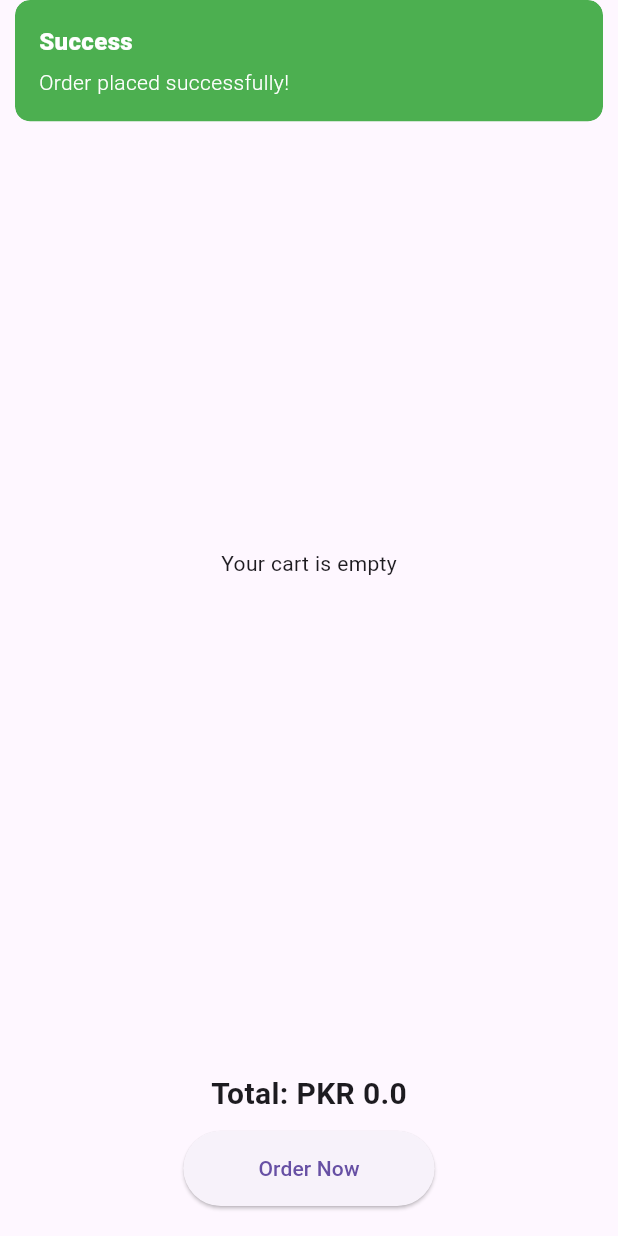
After one commit to hafsaabidsaeed/Book-and-Bite, a Flutter app: the CartPage screen opened directly, after a tap on "Order Now", on a phone screen of 412 x 824 dp. The commit adds this screen. Run offline on Flutter 3.47's test engine with Material 3 defaults, Android fonts, the phone set to English and light mode, and no system bars; our stand-ins replace animate_do, carousel_slider, cloud_firestore, file_picker, firebase_auth, firebase_core and 6 more; missing offline and left inert: flutter_image; accounts and stored records are empty.

Commit message:
Cart Screen

```diff
--- a/lib/GetVars/initial.dart
+++ b/lib/GetVars/initial.dart
@@ -1,5 +1,4 @@
 import 'dart:async';
-
 import 'package:firebase_auth/firebase_auth.dart';
 import 'package:firebase_database/firebase_database.dart';
 import 'package:flutter/material.dart';
@@ -9,11 +8,11 @@ import 'package:shared_preferences/shared_preferences.dart';
 class GetVars extends GetxController {
   var isSeller = false;
   var isLoading = false;
-  var uID = "";
-  var currentUserName = "";
+  var uID = "";                          //user ID
+  var currentUserName = "";              // username
   final FirebaseAuth auth = FirebaseAuth.instance;
   String currentTimeStatus = 'Good Morning';
-  RxString currentTime = ''.obs;
+  RxString currentTime = ''.obs;          //current time
   Map sellerData = {};
   List menuData = [];
   // final Future<SharedPreferences> _prefs = SharedPreferences.getInstance();
@@ -33,6 +32,7 @@ class GetVars extends GetxController {
     isLoad = val;
     update();
   }
+
 
   void updateTime() {
     final now = DateTime.now();
@@ -105,7 +105,7 @@ class GetVars extends GetxController {
       }
       update();
     } catch (e) {
-      print("${e}");
+      // print("${e}");
       // scaffoldMsg(context, "Check Internet Connection !");
     }
   }
@@ -130,17 +130,6 @@ class GetVars extends GetxController {
   }
 
   void isSellerChange(bool val) async {
-    // isSeller = val;
-    // final prefs = await SharedPreferences.getInstance();
-    // await prefs.setBool('isTrue', isSeller);
-    // final storedValue = prefs.getBool('isTrue');
-    // if (storedValue != null) {
-    //   isSeller = storedValue;
-    //   update();
-    // }
-    // print(isSeller);
-    // print(storedValue);
-    // update();
     isSeller = val;
     final prefs = await SharedPreferences.getInstance();
     await prefs.setBool('isTrue', isSeller);
--- a/lib/GetVars/myOrders.dart
+++ b/lib/GetVars/myOrders.dart
@@ -12,7 +12,6 @@ class MyOrdersGx extends GetxController {
     GetVarsCtrl.isLoadingChange(true);
     myOrders();
     super.onInit();
-
     GetVarsCtrl.isLoadingChange(false);
   }
 
@@ -29,10 +28,10 @@ class MyOrdersGx extends GetxController {
       ordersData.clear();
       ordersData.addAll(gotData["Orders"].values.toList());
       ordersData.toSet();
-      print("yhi h orders ************  ${ordersData}");
+      // print("yhi h orders ************  ${ordersData}");
       update();
     } catch (e) {
-      print("${e}");
+      // print("${e}");
     }
     update();
 
--- a/lib/Screens/Seller_Sc/remain_sc.dart
+++ b/lib/Screens/Seller_Sc/remain_sc.dart
@@ -28,11 +28,14 @@ class Remain_Sc extends StatelessWidget {
                   bottomRight: Radius.circular(50))),
           child: Row(
             children: [
+
+              //go back
               IconButton(
                   onPressed: () {
                     Get.back();
                   },
                   icon: const Icon(Icons.arrow_back_ios_new_rounded)),
+
               SizedBox(
                 width: Get.width / 1.2,
                 // color: Colors.red,
@@ -58,15 +61,13 @@ class Remain_Sc extends StatelessWidget {
             ],
           ),
         ),
-        // SizedBox(
-        //   height: 05,
-        // ),
+
         const Row(
           children: [
             Padding(
               padding: EdgeInsets.only(left: 15.0),
               child: Text(
-                "Your these customers are waiting ...",
+                "Your these customers are waiting ",
                 style: TextStyle(
                     fontSize: 15,
                     color: Colors.grey,
@@ -75,12 +76,13 @@ class Remain_Sc extends StatelessWidget {
             ),
           ],
         ),
+
         const SizedBox(
           height: 10,
         ),
+
         GetBuilder<MenuControllerData>(builder: (mC) {
           return SizedBox(
-            // color: Colors.red,
             height: Get.height / 1.2,
             child: mC.ordersData.isNotEmpty
                 ? ListView.builder(
--- /dev/null
+++ b/lib/Screens/cart/cart_page.dart
@@ -0,0 +1,173 @@
+import 'package:flutter/material.dart';
+import 'package:firebase_database/firebase_database.dart';
+import 'package:get/get.dart';
+import '../display_product.dart';
+import 'package:secondevaluation/GetVars/initial.dart';
+import 'package:secondevaluation/Loader/loader.dart';
+
+class CartPage extends StatefulWidget {
+  @override
+  _CartPageState createState() => _CartPageState();
+}
+
+class _CartPageState extends State<CartPage> {
+  final GetVars GetVarsCtrl = Get.put(GetVars());
+
+  void _incrementQuantity(int index) {
+    setState(() {
+      globalOrderList[index]['quantity']++;
+    });
+  }
+
+  void _decrementQuantity(int index) {
+    setState(() {
+      if (globalOrderList[index]['quantity'] > 1) {
+        globalOrderList[index]['quantity']--;
+      }
+    });
+  }
+
+  double _calculateTotalPrice() {
+    double total = 0.0;
+    for (var order in globalOrderList) {
+      total += double.parse(order['price']) * order['quantity'];
+    }
+    return total;
+  }
+
+  void _placeOrder() async {
+    DateTime now = DateTime.now();
+    String formattedDate = '${now.day}-${now.month}-${now.year}';
+    final _databaseReference = FirebaseDatabase.instance.reference();
+
+    for (var order in globalOrderList) {
+      final Map<String, dynamic> data = {
+        'csName': "${GetVarsCtrl.currentUserName}",
+        'time': "${GetVarsCtrl.currentTime}",
+        'date': "${formattedDate}",
+        'price': "${order['price']}",
+        "uID": GetVarsCtrl.auth.currentUser!.uid,
+        "status": "pending",
+        "item": "${order['name']}"
+      };
+
+      final Map<String, dynamic> userPersonalData = {
+        'csName': "${GetVarsCtrl.currentUserName}",
+        'time': "${GetVarsCtrl.currentTime}",
+        'date': "${formattedDate}",
+        'price': "${order['price']}",
+        "uID": GetVarsCtrl.auth.currentUser!.uid,
+        "status": "pending",
+        "item": "${order['name']}"
+      };
+
+      final DatabaseReference sellerRef =
+      _databaseReference.child('Sellers').child(GetVarsCtrl.auth.currentUser!.uid);
+      await sellerRef
+          .child('Orders')
+          .child("${order['name'] + GetVarsCtrl.auth.currentUser!.uid}")
+          .set(data);
+
+      final _databaseReferencePersonal = FirebaseDatabase.instance.reference();
+      final DatabaseReference sellerRefPersonal = _databaseReferencePersonal
+          .child('Sellers')
+          .child(GetVarsCtrl.auth.currentUser!.uid);
+      await sellerRefPersonal
+          .child('Orders')
+          .child("${order['name'] + GetVarsCtrl.auth.currentUser!.uid}")
+          .set(userPersonalData);
+    }
+
+    setState(() {
+      globalOrderList.clear();
+      currentShopId = null; // Clear the current shop ID after placing the order
+    });
+
+    Get.snackbar(
+      'Success',
+      'Order placed successfully!',
+      snackPosition: SnackPosition.TOP,
+      backgroundColor: Colors.green,
+      colorText: Colors.white,
+      duration: Duration(seconds: 3),
+      borderRadius: 10,
+    );
+  }
+
+  @override
+  Widget build(BuildContext context) {
+    double totalPrice = _calculateTotalPrice();
+
+    return Scaffold(
+      appBar: AppBar(
+        title: Text('Cart'),
+      ),
+      body: Column(
+        children: [
+          Expanded(
+            child: globalOrderList.isEmpty
+                ? Center(child: Text('Your cart is empty'))
+                : ListView.builder(
+              itemCount: globalOrderList.length,
+              itemBuilder: (context, index) {
+                final order = globalOrderList[index];
+                final int quantity = order['quantity'];
+                final double price = double.parse(order['price']);
+                final double itemTotalPrice = price * quantity;
+
+                return Card(
+                  margin: EdgeInsets.all(10),
+                  child: ListTile(
+                    leading: Image.network(order['image']),
+                    title: Text(order['name']),
+                    subtitle: Column(
+                      crossAxisAlignment: CrossAxisAlignment.start,
+                      children: [
+                        Text('PKR $itemTotalPrice'),
+                        Row(
+                          children: [
+                            IconButton(
+                              icon: Icon(Icons.remove),
+                              onPressed: () => _decrementQuantity(index),
+                            ),
+                            Text('$quantity'),
+                            IconButton(
+                              icon: Icon(Icons.add),
+                              onPressed: () => _incrementQuantity(index),
+                            ),
+                          ],
+                        ),
+                      ],
+                    ),
+                  ),
+                );
+              },
+            ),
+          ),
+          Container(
+            padding: EdgeInsets.all(20),
+            child: Column(
+              children: [
+                Text(
+                  'Total: PKR $totalPrice',
+                  style: TextStyle(
+                    fontSize: 20,
+                    fontWeight: FontWeight.bold,
+                  ),
+                ),
+                SizedBox(height: 10),
+                ElevatedButton(
+                  onPressed: _placeOrder,
+                  child: Text('Order Now'),
+                  style: ElevatedButton.styleFrom(
+                    padding: EdgeInsets.symmetric(horizontal: 50, vertical: 15),
+                  ),
+                ),
+              ],
+            ),
+          ),
+        ],
+      ),
+    );
+  }
+}
--- a/lib/Screens/login_sc.dart
+++ b/lib/Screens/login_sc.dart
@@ -21,6 +21,7 @@ class LoginPage extends StatelessWidget {
   String? tagLine;
   String? tagLineRoute;
   var onCall;
+
   LoginPage({
     required this.heading,
     required this.title,
```
Also changed, not shown: lib/Screens/Seller_Sc/Getx/FetchMenu.dart (+22 -8 lines), lib/Screens/display_product.dart (+103 -85 lines), lib/Screens/home_sc.dart (+16 -3 lines), lib/Screens/product_grid.dart (+0 -48 lines).
